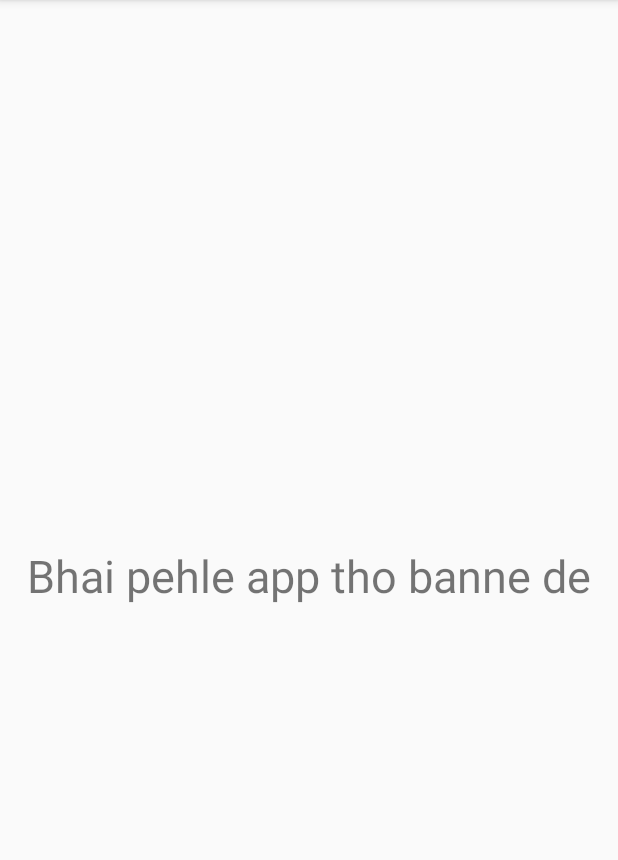
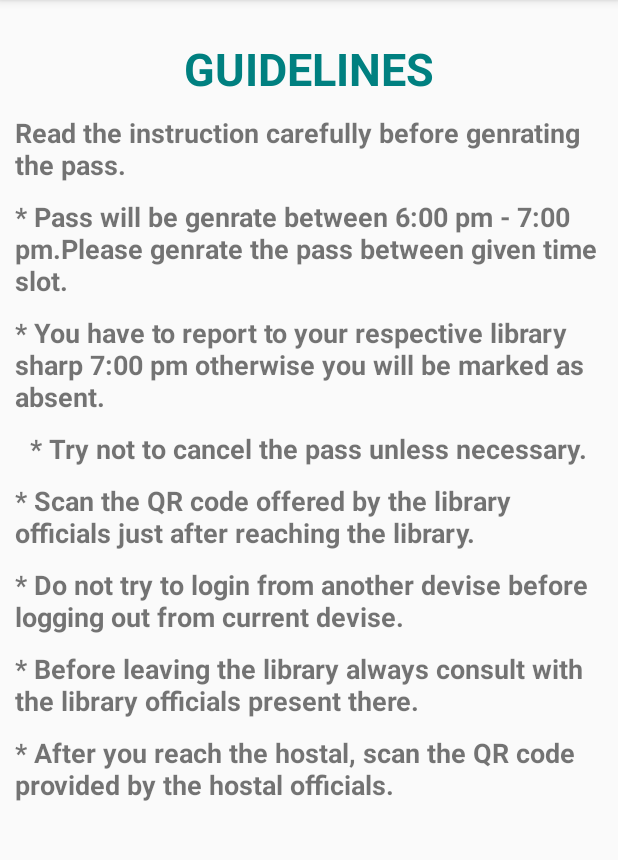
Before and after one commit to kpradhumn/librarypass, an Android app: the Guideline screen opened directly, with no data from a screen before it, on a phone screen of 412 x 824 dp, the part 84-944 px from its top. Run offline under Robolectric (Android 15) with nearby library versions, the phone set to English and light mode, and no system bars.

Commit message:
guideline page created

```diff
--- a/app/src/main/res/layout/activity_about_us.xml
+++ b/app/src/main/res/layout/activity_about_us.xml
@@ -28,12 +28,15 @@
         android:layout_width="match_parent"
         android:layout_height="wrap_content"
         tools:layout_editor_absoluteX="-100dp"
+        app:layout_constraintStart_toStartOf="parent"
+        app:layout_constraintEnd_toEndOf="parent"
         app:layout_constraintTop_toBottomOf="@id/useless"
         tools:layout_editor_absoluteY="-2dp">
         <androidx.constraintlayout.widget.ConstraintLayout
             android:layout_width="match_parent"
             android:layout_height="wrap_content"
-            android:id="@+id/useless2">
+            android:id="@+id/useless2"
+            android:layout_marginBottom="10dp">
             <androidx.constraintlayout.widget.Guideline
                 android:id="@+id/hor_55"
                 android:layout_width="match_parent"
@@ -60,7 +63,8 @@
                 android:layout_height="30dp"
                 android:layout_marginTop="10dp"
                 android:src="@drawable/mail"
-                app:layout_constraintStart_toEndOf="@id/hor_55"
+                android:layout_marginLeft="70dp"
+                app:layout_constraintStart_toStartOf="parent"
                 app:layout_constraintTop_toBottomOf="@+id/aboutus_img1"
                 app:layout_constraintEnd_toStartOf="@id/aditi_mail"
                 />
@@ -70,11 +74,13 @@
                 android:layout_width="wrap_content"
                 android:layout_height="wrap_content"
                 android:layout_marginTop="10dp"
+
                 android:text="  : 1705478@kiit.ac.in"
                 android:textSize="22dp"
                 android:textStyle="bold"
                 app:layout_constraintStart_toEndOf="@+id/mail1"
                 app:layout_constraintTop_toBottomOf="@+id/aboutus_img1"
+
                 tools:layout_editor_absoluteX="40dp" />
 
 
@@ -96,8 +102,11 @@
                 android:layout_height="30dp"
                 android:layout_marginTop="10dp"
                 android:src="@drawable/mail"
-                app:layout_constraintStart_toEndOf="@id/hor_55"
-                app:layout_constraintTop_toBottomOf="@+id/aboutus_img2" />
+                android:layout_marginLeft="70dp"
+                app:layout_constraintStart_toStartOf="parent"
+                app:layout_constraintTop_toBottomOf="@+id/aboutus_img2"
+                app:layout_constraintEnd_toStartOf="@id/pradhumn_mail"
+                />
 
             <TextView
                 android:id="@+id/pradhumn_mail"
@@ -109,6 +118,7 @@
                 android:textStyle="bold"
                 app:layout_constraintStart_toEndOf="@+id/mail2"
                 app:layout_constraintTop_toBottomOf="@+id/aboutus_img2"
+
                 tools:layout_editor_absoluteX="40dp" />
 
 
--- a/app/src/main/res/layout/activity_guideline.xml
+++ b/app/src/main/res/layout/activity_guideline.xml
@@ -1,16 +1,140 @@
 <?xml version="1.0" encoding="utf-8"?>
-<RelativeLayout xmlns:android="http://schemas.android.com/apk/res/android"
+<androidx.constraintlayout.widget.ConstraintLayout xmlns:android="http://schemas.android.com/apk/res/android"
     xmlns:app="http://schemas.android.com/apk/res-auto"
     xmlns:tools="http://schemas.android.com/tools"
     android:layout_width="match_parent"
     android:layout_height="match_parent"
     tools:context=".Guideline">
 
+    <ScrollView
+        android:layout_width="match_parent"
+        android:layout_height="wrap_content"
+        app:layout_constraintStart_toStartOf="parent"
+        app:layout_constraintEnd_toEndOf="parent"
+        app:layout_constraintTop_toTopOf="parent">
+
+        <androidx.constraintlayout.widget.ConstraintLayout
+            android:layout_width="match_parent"
+            android:layout_height="match_parent"
+            android:layout_margin="10dp"
+            android:layout_marginBottom="10dp">
+
+
+
     <TextView
+        android:id="@+id/tv_guideline1"
         android:layout_width="wrap_content"
         android:layout_height="wrap_content"
-        android:text="Bhai pehle app tho banne de"
         android:layout_centerInParent="true"
-        android:textSize="30dp"/>
+        android:text="GUIDELINES"
+        android:textSize="30dp"
+        android:textStyle="bold"
+        android:textColor="@color/refresh1"
+        android:layout_marginTop="15dp"
+        app:layout_constraintEnd_toEndOf="parent"
+        app:layout_constraintStart_toStartOf="parent"
+        app:layout_constraintTop_toTopOf="parent" />
 
-</RelativeLayout>
+    <TextView
+        android:id="@+id/tv_guideline2"
+        android:layout_width="wrap_content"
+        android:layout_height="wrap_content"
+        android:text="Read the instruction carefully before genrating the pass."
+        android:textStyle="bold"
+        android:textSize="18dp"
+        android:layout_marginTop="10dp"
+        app:layout_constraintEnd_toEndOf="parent"
+        app:layout_constraintStart_toStartOf="parent"
+        app:layout_constraintTop_toBottomOf="@+id/tv_guideline1"/>
+
+    <TextView
+        android:id="@+id/tv_guideline3"
+        android:layout_width="wrap_content"
+        android:layout_height="wrap_content"
+        android:text="* Pass will be genrate between 6:00 pm - 7:00 pm.Please genrate the pass between given time slot."
+        android:textSize="18dp"
+        android:textStyle="bold"
+        android:layout_marginTop="10dp"
+        app:layout_constraintEnd_toEndOf="parent"
+        app:layout_constraintStart_toStartOf="parent"
+        app:layout_constraintTop_toBottomOf="@+id/tv_guideline2"/>
+
+
+    <TextView
+        android:id="@+id/tv_guideline4"
+        android:layout_width="wrap_content"
+        android:layout_height="wrap_content"
+        android:text="* You have to report to your respective library sharp 7:00 pm otherwise you will be marked as absent."
+        android:textSize="18dp"
+        android:textStyle="bold"
+        android:layout_marginTop="10dp"
+        app:layout_constraintEnd_toEndOf="parent"
+        app:layout_constraintStart_toStartOf="parent"
+        app:layout_constraintTop_toBottomOf="@+id/tv_guideline3"/>
+
+    <TextView
+        android:id="@+id/tv_guideline5"
+        android:layout_width="wrap_content"
+        android:layout_height="wrap_content"
+        android:text="* Try not to cancel the pass unless necessary."
+        android:textSize="18dp"
+        android:textStyle="bold"
+        android:layout_marginTop="10dp"
+        app:layout_constraintEnd_toEndOf="parent"
+        app:layout_constraintStart_toStartOf="parent"
+        app:layout_constraintTop_toBottomOf="@+id/tv_guideline4"/>
+
+    <TextView
+        android:id="@+id/tv_guideline6"
+        android:layout_width="wrap_content"
+        android:layout_height="wrap_content"
+        android:text="* Scan the QR code offered by the library officials just after reaching the library."
+        android:textSize="18dp"
+        android:textStyle="bold"
+        android:layout_marginTop="10dp"
+        app:layout_constraintEnd_toEndOf="parent"
+        app:layout_constraintStart_toStartOf="parent"
+        app:layout_constraintTop_toBottomOf="@+id/tv_guideline5"/>
+
+    <TextView
+        android:id="@+id/tv_guideline7"
+        android:layout_width="wrap_content"
+        android:layout_height="wrap_content"
+        android:text="* Do not try to login from another devise before logging out from current devise."
+        android:textSize="18dp"
+        android:textStyle="bold"
+        android:layout_marginTop="10dp"
+        app:layout_constraintEnd_toEndOf="parent"
+        app:layout_constraintStart_toStartOf="parent"
+        app:layout_constraintTop_toBottomOf="@+id/tv_guideline6"/>
+
+    <TextView
+        android:id="@+id/tv_guideline8"
+        android:layout_width="wrap_content"
+        android:layout_height="wrap_content"
+        android:text="* Before leaving the library always consult with the library officials present there."
+        android:textSize="18dp"
+        android:textStyle="bold"
+        android:layout_marginTop="10dp"
+        app:layout_constraintEnd_toEndOf="parent"
+        app:layout_constraintStart_toStartOf="parent"
+        app:layout_constraintTop_toBottomOf="@+id/tv_guideline7"/>
+
+    <TextView
+        android:id="@+id/tv_guideline9"
+        android:layout_width="wrap_content"
+        android:layout_height="wrap_content"
+        android:text="* After you reach the hostal, scan the QR code provided by the hostal officials."
+        android:textSize="18dp"
+        android:textStyle="bold"
+        android:layout_marginTop="10dp"
+        app:layout_constraintEnd_toEndOf="parent"
+        app:layout_constraintStart_toStartOf="parent"
+        app:layout_constraintTop_toBottomOf="@+id/tv_guideline8"/>
+
+        </androidx.constraintlayout.widget.ConstraintLayout>
+
+    </ScrollView>
+
+
+</androidx.constraintlayout.widget.ConstraintLayout>
```
